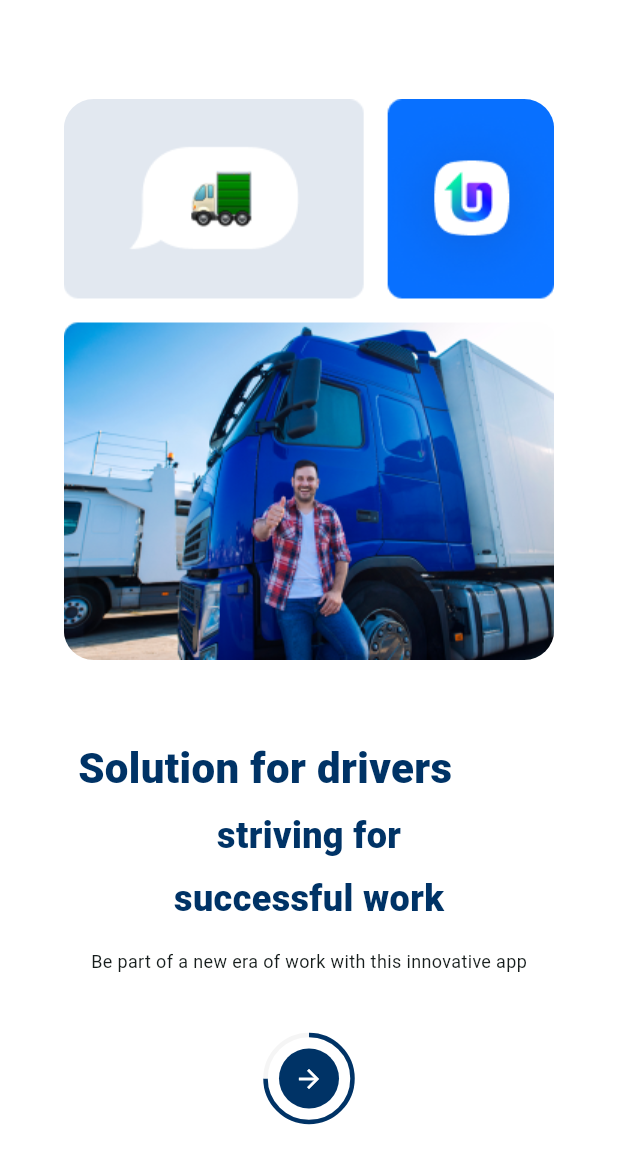
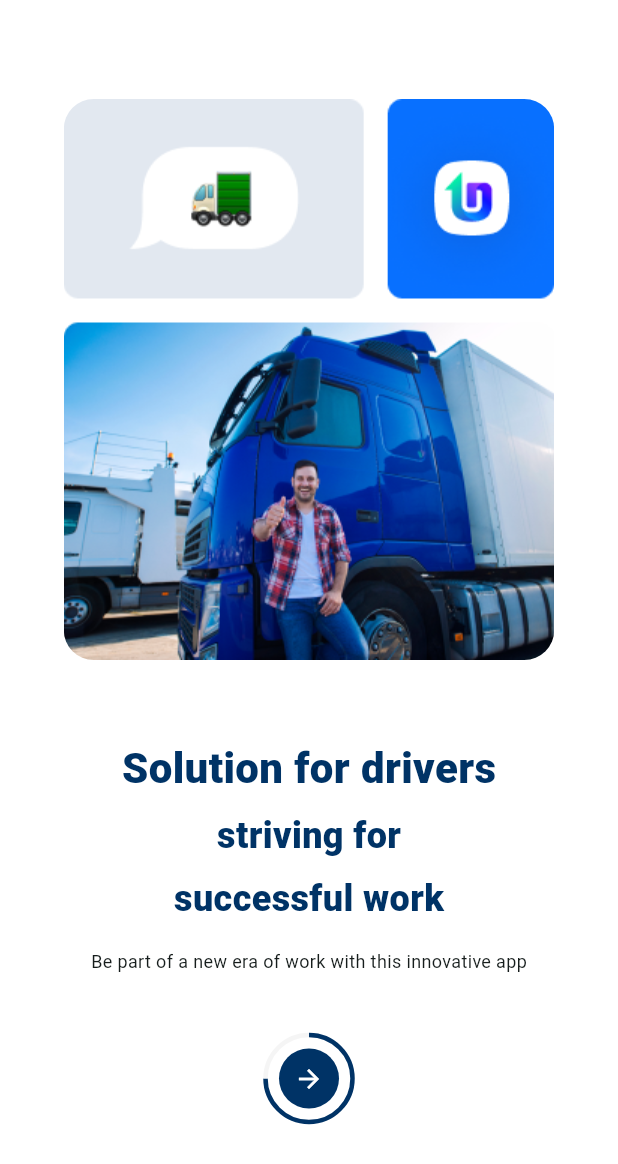
Before and after one commit to Chinz1/boostify_test_app, a Flutter app: the screen it shows after launch, after a tap on "I'm a driver", on a phone screen of 412 x 824 dp. Shown: the top 1164 px of the screen. Run offline on Flutter 3.47's test engine with Material 3 defaults, Android fonts, the phone set to English and light mode, and no system bars; our stand-ins replace equatable, flutter_bloc, font_awesome_flutter, sqflite; accounts and stored records are empty; Roboto replaces fonts that are missing (SF-Pro).

Commit message:
better alignment

```diff
--- a/lib/auth/screens/onboarding_third_screen.dart
+++ b/lib/auth/screens/onboarding_third_screen.dart
@@ -48,13 +48,11 @@ class OnboardingThirdScreen extends StatelessWidget {
                   ),
                   child: SingleChildScrollView(
                     child: Column(
-                      crossAxisAlignment: CrossAxisAlignment.start,
+                      crossAxisAlignment: CrossAxisAlignment.center,
                       children: [
                         const SizedBox(height: 16),
                         const Column(
                           children: [
-                            Row(
-                              children: [
                                 SizedBox(width: 20),
                                 Text(
                                   'Solution for drivers',
@@ -64,8 +62,6 @@ class OnboardingThirdScreen extends StatelessWidget {
                                     color: Color(0xFF003366),
                                   ),
                                 ),
-                              ],
-                            ), // Hand waving icon
                             SizedBox(height: 8),
                             Text(
                               'striving for',
```
Also changed, not shown: 3 other files.
